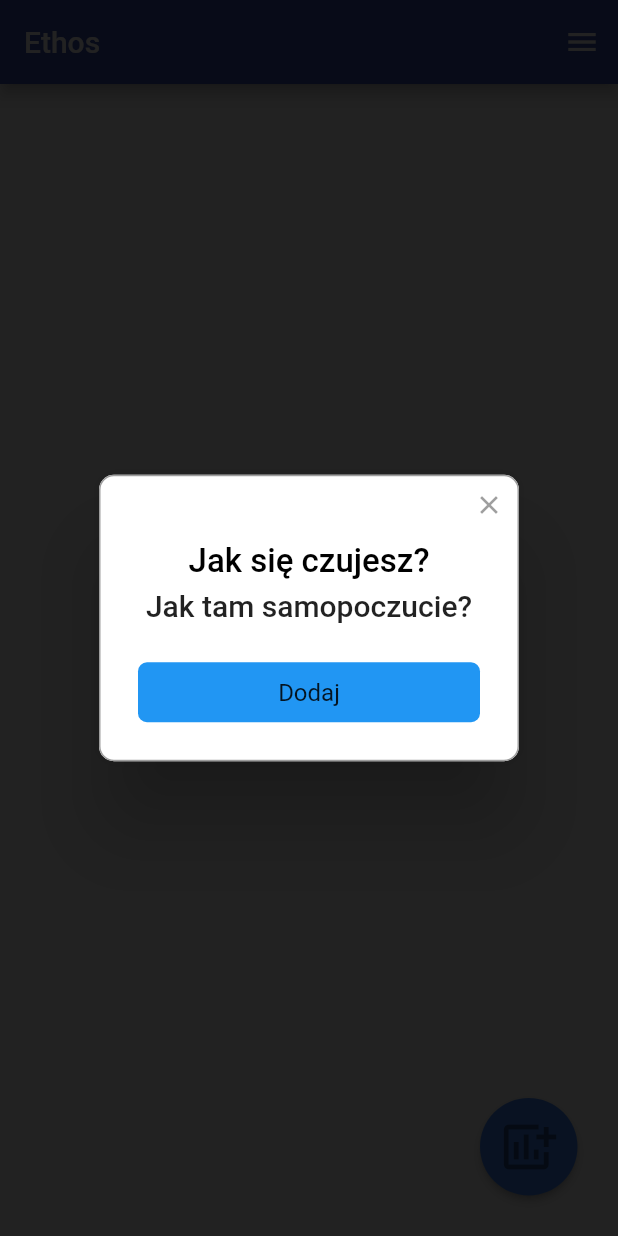
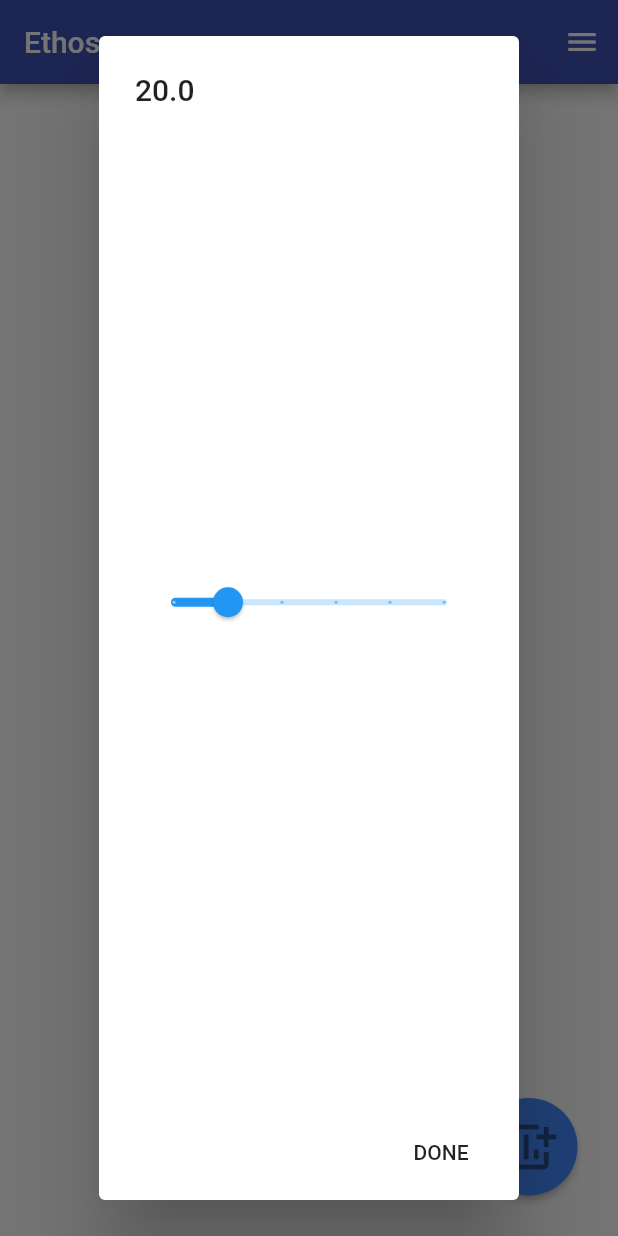
Before and after one commit to SmialyKot/ethos, a Flutter app: the screen it shows after launch, after a tap on the "add chart" icon, on a phone screen of 412 x 824 dp. Run offline on Flutter 3.47's test engine with Material 2 defaults, Android fonts, the light colour scheme and no system bars; drawn by our look-alikes of rflutter_alert.

Commit message:
MoodPopUp does something!

```diff
--- a/lib/main.dart
+++ b/lib/main.dart
@@ -30,6 +30,24 @@ class HomeView extends StatefulWidget {
 }
 
 class _HomeViewState extends State<HomeView> {
+
+
+  double _sliderValue = 20.0;
+
+  void _moodSlider() async {
+    final selectedMood = await showDialog<double>(
+      context: context,
+      builder: (context) => ShowMoodSlider(initialSliderValue: _sliderValue),
+    );
+    if (selectedMood != null)
+      {
+        setState(() {
+          _sliderValue = selectedMood;
+        });
+      }
+  }
+
+
   @override
   Widget build(BuildContext context) {
     return Scaffold(
@@ -49,7 +67,7 @@ class _HomeViewState extends State<HomeView> {
         color: Colors.white60,
       ),
       floatingActionButton: AddMood(
-        onPressed: () {openMoodSlider(context);},
+        onPressed: _moodSlider,
       ),
     );
   }
--- a/lib/mood_slider.dart
+++ b/lib/mood_slider.dart
@@ -2,17 +2,47 @@ import 'package:flutter/cupertino.dart';
 import 'package:flutter/material.dart';
 import 'package:rflutter_alert/rflutter_alert.dart';
 
-openMoodSlider(context) {
-  Alert(
-      context: context,
-      title: "Jak się czujesz?",
-      content: Column(
-        children: <Widget>[Text('Jak tam samopoczucie?')],
+class ShowMoodSlider extends StatefulWidget {
+  final double initialSliderValue;
+  const ShowMoodSlider({Key key, this.initialSliderValue}) : super(key: key);
+  @override
+  _ShowMoodSliderState createState() => _ShowMoodSliderState();
+}
+
+class _ShowMoodSliderState extends State<ShowMoodSlider> {
+  double _sliderValue;
+  @override
+  void initState() {
+    super.initState();
+    _sliderValue = widget.initialSliderValue;
+  }
+  @override
+  Widget build(BuildContext context) {
+    return AlertDialog(
+      title: Text('$_sliderValue'),
+      content: Container(
+        child: Slider(
+          value: _sliderValue,
+          min: 0,
+          max: 100,
+          divisions: 5,
+          onChanged: (value) {
+            setState(() {
+              _sliderValue = value;
+            });
+          },
+        ),
       ),
-      buttons: [
-        DialogButton(
-          onPressed: () => Navigator.pop(context),
-          child: Text('Dodaj'),
-        ),
-      ]).show();
+      actions: <Widget>[
+        FlatButton(
+          onPressed: () {
+            // Use the second argument of Navigator.pop(...) to pass
+            // back a result to the page that opened the dialog
+            Navigator.pop(context, _sliderValue);
+          },
+          child: Text('DONE'),
+        )
+      ],
+    );
+  }
 }
```
